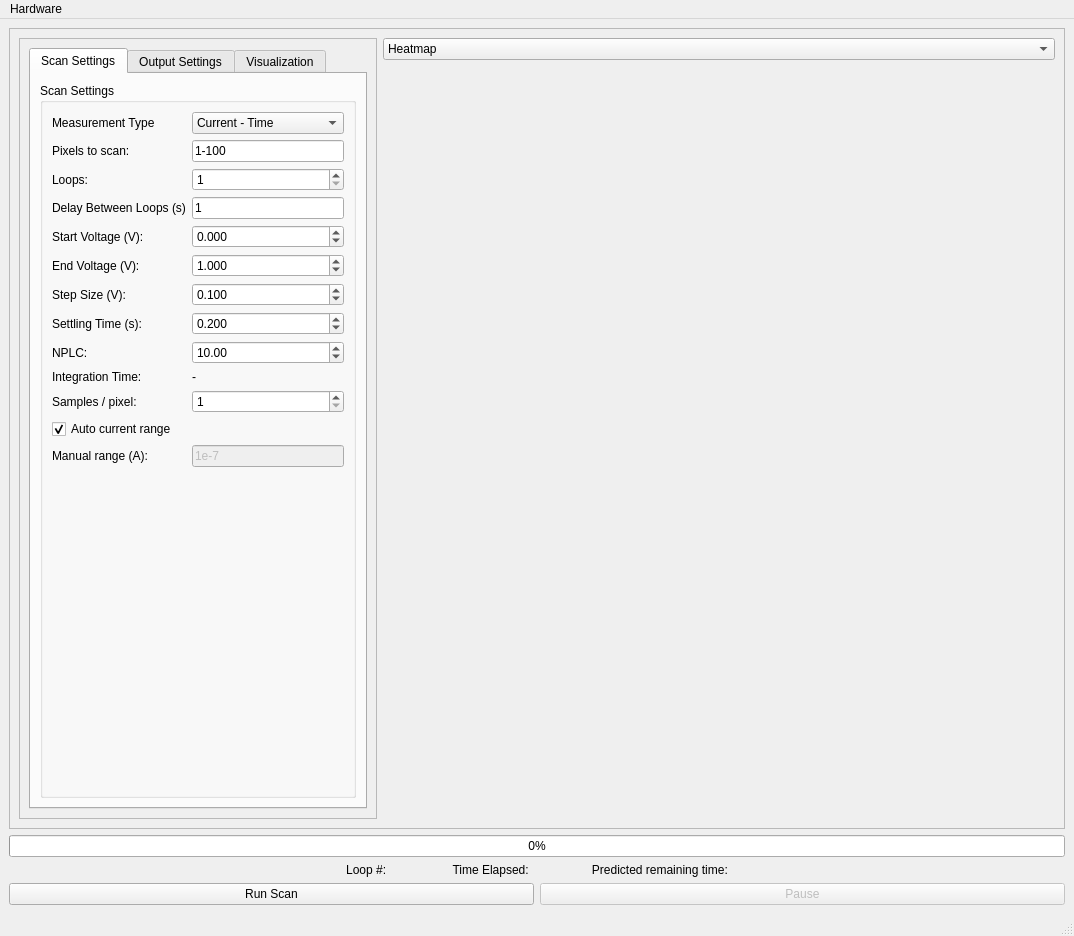
This is Readoubt_ui.ui in nsandor/ReadoubtSW as Qt 5 draws it before an edit. The edited form follows.
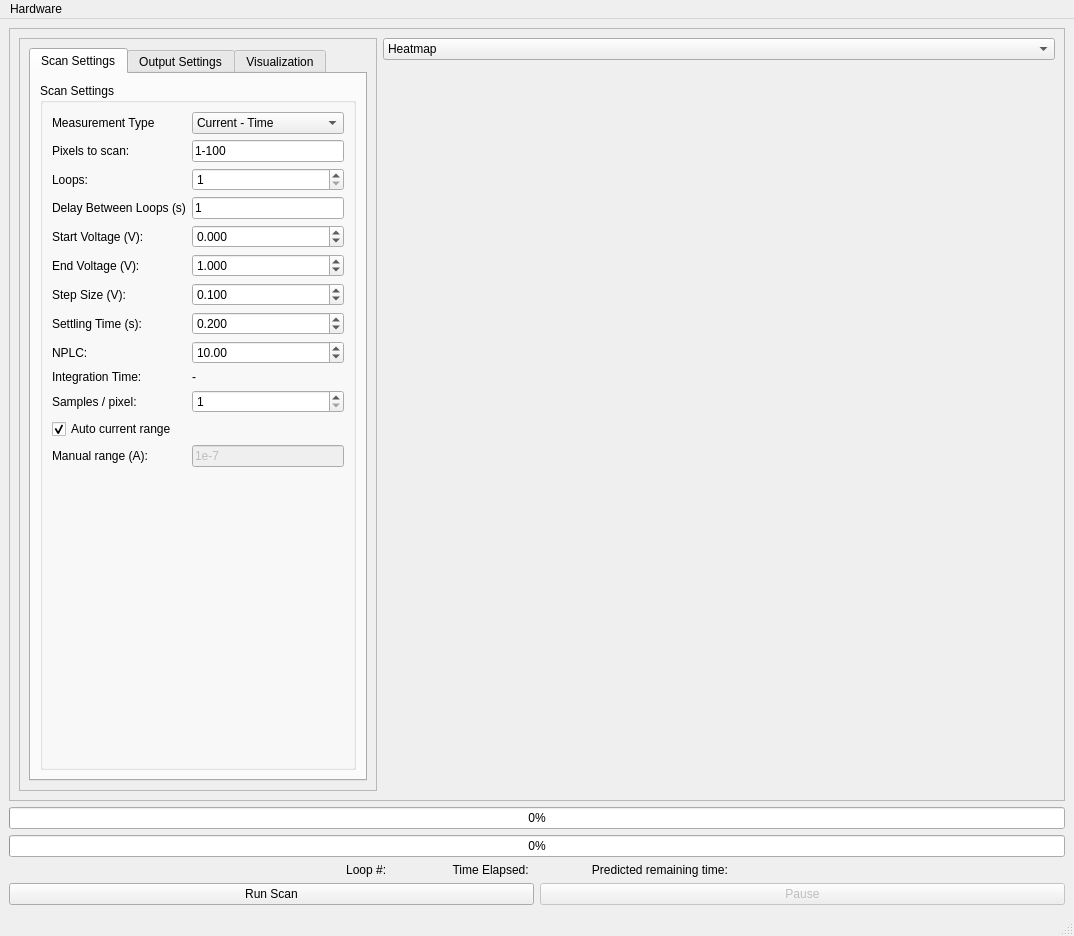
This is the edited form.

Commit message: Loop progress bar, and tiny fix to loop timeout

Diff of the .ui file:
```diff
--- a/Readoubt_ui.ui
+++ b/Readoubt_ui.ui
@@ -846,6 +846,13 @@
       </layout>
      </widget>
     </item>
+    <item>
+     <widget class="QProgressBar" name="LoopProgressBar">
+      <property name="value">
+       <number>0</number>
+      </property>
+     </widget>
+    </item>
     <item>
      <widget class="QProgressBar" name="ScanprogressBar">
       <property name="value">
```
The commit also changes 4 other files.
